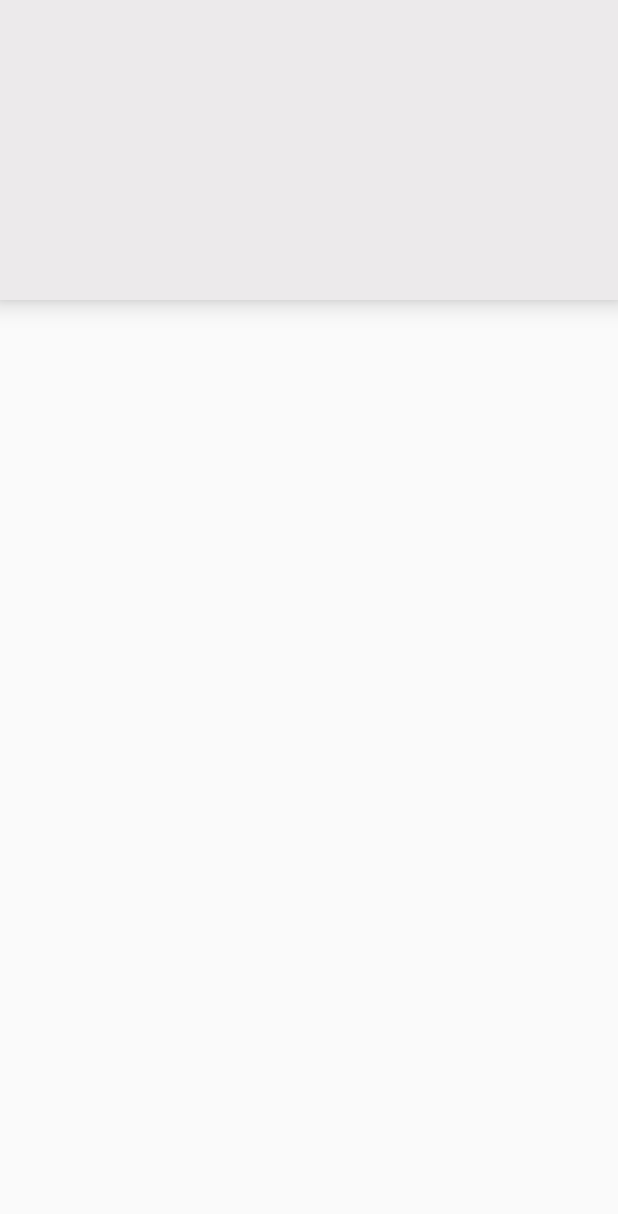
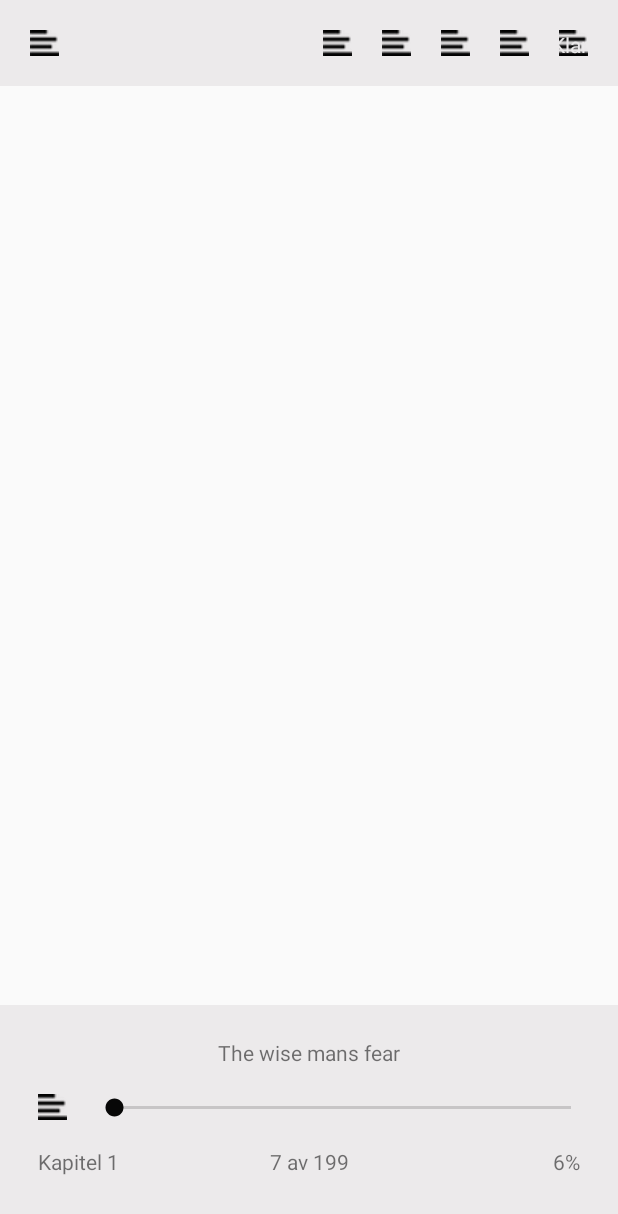
Before and after one commit to Bolling88/reader, an Android app: the layout fragment_overlay.xml on its own in the app's theme, with its tools: preview values and no code run, on a phone screen of 412 x 824 dp. Shown: the top 1214 px of the screen. Run offline under Robolectric (Android 15) with nearby library versions, the phone set to English and light mode, and no system bars.

Commit message:
Fixed the bottom info bar

```diff
--- a/r2-testapp-kotlin-develop/r2-testapp/src/main/java/org/readium/r2/testapp/epub/EpubActivity.kt
+++ b/r2-testapp-kotlin-develop/r2-testapp/src/main/java/org/readium/r2/testapp/epub/EpubActivity.kt
@@ -904,8 +904,4 @@ class EpubActivity : R2EpubActivity(), CoroutineScope,
         super.playTextChanged(text)
         findViewById<TextView>(R.id.tts_textView)?.text = text
     }
-
-    companion object{
-        const val ANIMATION_DURATION = 200L
-    }
 }
--- a/r2-testapp-kotlin-develop/r2-testapp/src/main/java/org/readium/r2/testapp/epub/fragment/OverlayFragment.kt
+++ b/r2-testapp-kotlin-develop/r2-testapp/src/main/java/org/readium/r2/testapp/epub/fragment/OverlayFragment.kt
@@ -35,6 +35,13 @@ class OverlayFragment : Fragment() {
                 binding.frameTop.translationY = -binding.frameTop.height.toFloat()
             }
         })
+
+        binding.frameBottom.viewTreeObserver.addOnGlobalLayoutListener(object : ViewTreeObserver.OnGlobalLayoutListener {
+            override fun onGlobalLayout() {
+                binding.frameBottom.viewTreeObserver.removeOnGlobalLayoutListener(this)
+                binding.frameBottom.translationY = binding.frameBottom.height.toFloat()
+            }
+        })
     }
 
     override fun onActivityCreated(savedInstanceState: Bundle?) {
@@ -44,15 +51,18 @@ class OverlayFragment : Fragment() {
 
     fun onCenterClicked(){
         if (binding.frameTop.translationY == -binding.frameTop.height.toFloat()) {
-            binding.frameTop.animate().translationY(0f).duration = EpubActivity.ANIMATION_DURATION
+            binding.frameTop.animate().translationY(0f).duration = ANIMATION_DURATION
+            binding.frameBottom.animate().translationY(0f).duration = ANIMATION_DURATION
         } else {
             binding.frameTop.animate().translationY(-binding.frameTop.height.toFloat()).duration =
-                EpubActivity.ANIMATION_DURATION
+                ANIMATION_DURATION
+            binding.frameBottom.animate().translationY(binding.frameBottom.height.toFloat()).duration =
+                ANIMATION_DURATION
         }
     }
 
     companion object {
         fun newInstance() = OverlayFragment()
+        const val ANIMATION_DURATION = 200L
     }
-
 }
--- a/r2-testapp-kotlin-develop/r2-testapp/src/main/res/layout/fragment_overlay.xml
+++ b/r2-testapp-kotlin-develop/r2-testapp/src/main/res/layout/fragment_overlay.xml
@@ -1,12 +1,15 @@
 <?xml version="1.0" encoding="utf-8"?>
 <layout xmlns:app="http://schemas.android.com/apk/res-auto">
+
     <data>
+
         <variable
             name="viewModel"
             type="org.readium.r2.testapp.epub.fragment.OverlayViewModel" />
     </data>
 
     <androidx.constraintlayout.widget.ConstraintLayout xmlns:android="http://schemas.android.com/apk/res/android"
+        xmlns:bind="http://schemas.android.com/tools"
         xmlns:tools="http://schemas.android.com/tools"
         android:layout_width="match_parent"
         android:layout_height="match_parent"
@@ -15,12 +18,90 @@
         <FrameLayout
             android:id="@+id/frame_top"
             android:layout_width="match_parent"
-            android:layout_height="200dip"
+            android:layout_height="wrap_content"
             android:background="@color/colorAccent"
-            android:elevation="10dip"
             app:layout_constraintEnd_toEndOf="parent"
             app:layout_constraintStart_toStartOf="parent"
-            app:layout_constraintTop_toTopOf="parent" />
+            app:layout_constraintTop_toTopOf="parent">
+
+            <include
+                layout="@layout/include_ebook_toolbar"
+                android:layout_width="match_parent"
+                android:layout_height="wrap_content"
+                bind:viewModel="@{viewModel}" />
+        </FrameLayout>
+
+        <androidx.constraintlayout.widget.ConstraintLayout
+            android:id="@+id/frame_bottom"
+            android:layout_width="match_parent"
+            android:layout_height="wrap_content"
+            android:background="@color/colorAccent"
+            app:layout_constraintBottom_toBottomOf="parent"
+            app:layout_constraintEnd_toEndOf="parent"
+            app:layout_constraintStart_toStartOf="parent">
+
+            <androidx.appcompat.widget.AppCompatTextView
+                android:layout_width="wrap_content"
+                app:layout_constraintBottom_toTopOf="@+id/img_more"
+                app:layout_constraintStart_toStartOf="parent"
+                app:layout_constraintEnd_toEndOf="parent"
+                android:layout_marginTop="22dip"
+                app:layout_constraintTop_toTopOf="parent"
+                android:layout_marginBottom="18dip"
+                android:text="The wise mans fear"
+                android:layout_height="wrap_content" />
+
+            <androidx.appcompat.widget.AppCompatSeekBar
+                android:layout_width="0dip"
+                android:layout_height="wrap_content"
+                app:layout_constraintBottom_toBottomOf="@+id/img_more"
+                app:layout_constraintEnd_toEndOf="parent"
+                android:layout_marginStart="15dip"
+                android:layout_marginEnd="15dip"
+                app:layout_constraintStart_toEndOf="@+id/img_more"
+                app:layout_constraintTop_toTopOf="@+id/img_more" />
+
+            <androidx.appcompat.widget.AppCompatImageView
+                android:id="@+id/img_more"
+                android:layout_width="wrap_content"
+                android:layout_height="wrap_content"
+                android:layout_marginStart="25dip"
+                android:layout_marginBottom="18dip"
+                app:layout_constraintBottom_toTopOf="@+id/txt_chapter"
+                app:layout_constraintStart_toStartOf="parent"
+                app:srcCompat="@drawable/icon_left" />
+
+            <androidx.appcompat.widget.AppCompatTextView
+                android:id="@+id/txt_page"
+                android:layout_width="wrap_content"
+                android:layout_height="wrap_content"
+                android:layout_marginBottom="40dip"
+                android:text="7 av 199"
+                app:layout_constraintBottom_toBottomOf="parent"
+                app:layout_constraintEnd_toEndOf="parent"
+                app:layout_constraintStart_toStartOf="parent" />
+
+            <androidx.appcompat.widget.AppCompatTextView
+                android:id="@+id/txt_percentage"
+                android:layout_width="wrap_content"
+                android:layout_height="wrap_content"
+                android:layout_marginEnd="25dip"
+                android:layout_marginBottom="40dip"
+                android:text="6%"
+                app:layout_constraintBottom_toBottomOf="parent"
+                app:layout_constraintEnd_toEndOf="parent" />
+
+            <androidx.appcompat.widget.AppCompatTextView
+                android:id="@+id/txt_chapter"
+                android:layout_width="wrap_content"
+                android:layout_height="wrap_content"
+                android:layout_marginStart="25dip"
+                android:layout_marginBottom="40dip"
+                android:text="Kapitel 1"
+                app:layout_constraintBottom_toBottomOf="parent"
+                app:layout_constraintStart_toStartOf="parent" />
+        </androidx.constraintlayout.widget.ConstraintLayout>
+
 
     </androidx.constraintlayout.widget.ConstraintLayout>
 </layout>
--- /dev/null
+++ b/r2-testapp-kotlin-develop/r2-testapp/src/main/res/layout/include_ebook_toolbar.xml
@@ -0,0 +1,88 @@
+<?xml version="1.0" encoding="utf-8"?>
+<layout>
+    <data>
+        <variable
+            name="viewModel"
+            type="org.readium.r2.testapp.epub.fragment.OverlayViewModel" />
+    </data>
+
+    <androidx.constraintlayout.widget.ConstraintLayout xmlns:android="http://schemas.android.com/apk/res/android"
+        xmlns:app="http://schemas.android.com/apk/res-auto"
+        android:layout_width="match_parent"
+        android:layout_height="wrap_content">
+
+        <androidx.appcompat.widget.AppCompatImageView
+            android:layout_width="wrap_content"
+            android:layout_height="wrap_content"
+            android:layout_marginStart="20dip"
+            android:layout_marginTop="20dip"
+            app:layout_constraintBottom_toBottomOf="parent"
+            android:layout_marginBottom="20dip"
+            app:layout_constraintStart_toStartOf="parent"
+            app:layout_constraintTop_toTopOf="parent"
+            app:srcCompat="@drawable/icon_left" />
+
+        <androidx.appcompat.widget.AppCompatImageView
+            android:id="@+id/img_more"
+            android:layout_width="wrap_content"
+            android:layout_height="wrap_content"
+            android:layout_marginTop="20dip"
+            android:layout_marginEnd="20dip"
+            app:layout_constraintEnd_toEndOf="parent"
+            app:layout_constraintTop_toTopOf="parent"
+            app:srcCompat="@drawable/icon_left" />
+
+        <androidx.appcompat.widget.AppCompatImageView
+            android:id="@+id/img_bookmarks"
+            android:layout_width="wrap_content"
+            android:layout_height="wrap_content"
+            android:layout_marginTop="20dip"
+            android:layout_marginEnd="20dip"
+            app:layout_constraintEnd_toStartOf="@+id/img_more"
+            app:layout_constraintTop_toTopOf="parent"
+            app:srcCompat="@drawable/icon_left" />
+
+        <androidx.appcompat.widget.AppCompatImageView
+            android:id="@+id/img_style"
+            android:layout_width="wrap_content"
+            android:layout_height="wrap_content"
+            android:layout_marginTop="20dip"
+            android:layout_marginEnd="20dip"
+            app:layout_constraintEnd_toStartOf="@+id/img_bookmarks"
+            app:layout_constraintTop_toTopOf="parent"
+            app:srcCompat="@drawable/icon_left" />
+
+        <androidx.appcompat.widget.AppCompatImageView
+            android:id="@+id/img_search"
+            android:layout_width="wrap_content"
+            android:layout_height="wrap_content"
+            android:layout_marginTop="20dip"
+            android:layout_marginEnd="20dip"
+            app:layout_constraintEnd_toStartOf="@+id/img_style"
+            app:layout_constraintTop_toTopOf="parent"
+            app:srcCompat="@drawable/icon_left" />
+
+        <androidx.appcompat.widget.AppCompatImageView
+            android:id="@+id/img_theme"
+            android:layout_width="wrap_content"
+            android:layout_height="wrap_content"
+            android:layout_marginTop="20dip"
+            android:layout_marginEnd="20dip"
+            app:layout_constraintEnd_toStartOf="@+id/img_search"
+            app:layout_constraintTop_toTopOf="parent"
+            app:srcCompat="@drawable/icon_left" />
+
+        <androidx.appcompat.widget.AppCompatTextView
+            android:id="@+id/txt_done"
+            android:layout_width="wrap_content"
+            android:layout_height="wrap_content"
+            android:layout_marginTop="20dip"
+            android:layout_marginEnd="20dip"
+            android:text="Klar"
+            android:textColor="@color/colorAccent"
+            app:layout_constraintEnd_toEndOf="parent"
+            app:layout_constraintTop_toTopOf="parent"
+            app:srcCompat="@drawable/icon_left" />
+
+    </androidx.constraintlayout.widget.ConstraintLayout>
+</layout>
```
